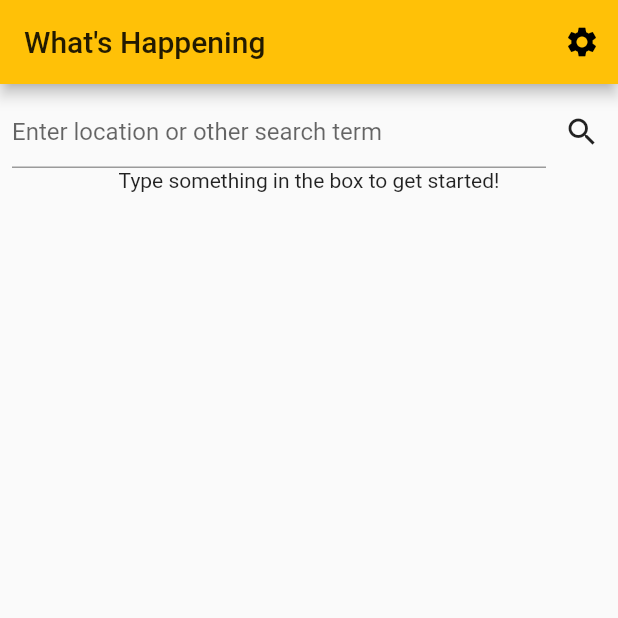
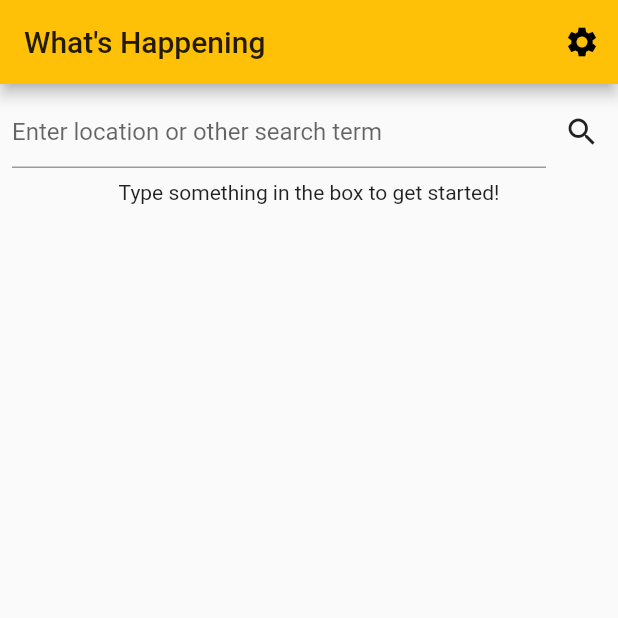
Before and after one commit to oadugmore/in_the_know, a Flutter app: the screen it shows after launch, on a phone screen of 412 x 824 dp, the top half of it. Run offline on Flutter 3.47's test engine with Material 2 defaults, Android fonts, the phone set to English and light mode, and no system bars; our stand-ins replace flutter_local_notifications, package_info, shared_preferences; missing offline and left inert: background_fetch; generated files the repository leaves out were written again.

Commit message:
actual fix for notification icon

```diff
--- a/lib/get_situations.dart
+++ b/lib/get_situations.dart
@@ -9,8 +9,6 @@ import 'package:shared_preferences/shared_preferences.dart';
 import 'main.dart';
 import 'situation.dart';
 import 'package:http/http.dart' as http;
-
-var notificationColor;
 
 Future<List<Situation>> getNerData(String query, bool useLocalServer) async {
     var result;
@@ -45,8 +43,6 @@ Future<List<Situation>> getNerData(String query, bool useLocalServer) async {
     if (situations.length > 0) {
       print('Found situations, saving to SharedPreferences and sending notification...');
       await prefs.setString(situationKey, jsonEncode(situations.first));
-      var colorValue = prefs.getInt(notificationColorKey) ?? Colors.white.value;
-      notificationColor = Color(colorValue);
       var androidChannelSpecifics = AndroidNotificationDetails(
         'situations',
         'Situations',
@@ -54,7 +50,6 @@ Future<List<Situation>> getNerData(String query, bool useLocalServer) async {
         color: notificationColor,
         importance: Importance.High,
         priority: Priority.High,
-        icon: 'ic_stat_name',
       );
       var iOSChannelSpecifics = IOSNotificationDetails();
       var notificationDetails =
--- a/lib/list.dart
+++ b/lib/list.dart
@@ -34,9 +34,6 @@ class SituationListPageState extends State<SituationListPage> {
 
     // Configure background fetch when SharedPrefs is available
     _prefs.then((final prefs) async {
-      final currentColor = Theme.of(context).primaryColor;
-      get_situations.notificationColor = currentColor;
-      prefs.setInt(notificationColorKey, currentColor.value);
       var enableBackground = prefs.getBool(backgroundTaskEnabledKey) ?? false;
       await BackgroundFetch.configure(
               BackgroundFetchConfig(
@@ -60,7 +57,7 @@ class SituationListPageState extends State<SituationListPage> {
 
   void initializeNotificationSettings() async {
     var initializationSettingsAndroid =
-        AndroidInitializationSettings('ic_stat_name');
+        AndroidInitializationSettings('@drawable/ic_stat_name');
     var initializationSettingsIOS = IOSInitializationSettings();
     var initializationSettings = InitializationSettings(
         initializationSettingsAndroid, initializationSettingsIOS);
@@ -227,7 +224,7 @@ class SituationListPageState extends State<SituationListPage> {
         child: Column(
           children: <Widget>[
             Container(
-              margin: const EdgeInsets.only(left: 8, top: 8),
+              margin: const EdgeInsets.only(left: 8, top: 8, bottom: 8),
               child: Row(
                 children: <Widget>[
                   Expanded(
--- a/lib/main.dart
+++ b/lib/main.dart
@@ -8,6 +8,7 @@ final situationKey = 'situation';
 final backgroundQueryKey = 'backgroundQuery';
 final backgroundTaskEnabledKey = 'backgroundTaskEnabled';
 final notificationColorKey = 'notificationColor';
+final notificationColor = Colors.amber;
 
 void main() {
   runApp(MyApp());
--- a/pubspec.yaml
+++ b/pubspec.yaml
@@ -11,7 +11,7 @@ description: A new Flutter project.
 # In iOS, build-name is used as CFBundleShortVersionString while build-number used as CFBundleVersion.
 # Read more about iOS versioning at
 # https://developer.apple.com/library/archive/documentation/General/Reference/InfoPlistKeyReference/Articles/CoreFoundationKeys.html
-version: 1.0.6+11
+version: 1.0.6+12
 
 environment:
   sdk: ">=2.5.2 <3.0.0"
```
Also changed, not shown: lib/settings.dart (line endings or trailing spaces), 1 other file.
